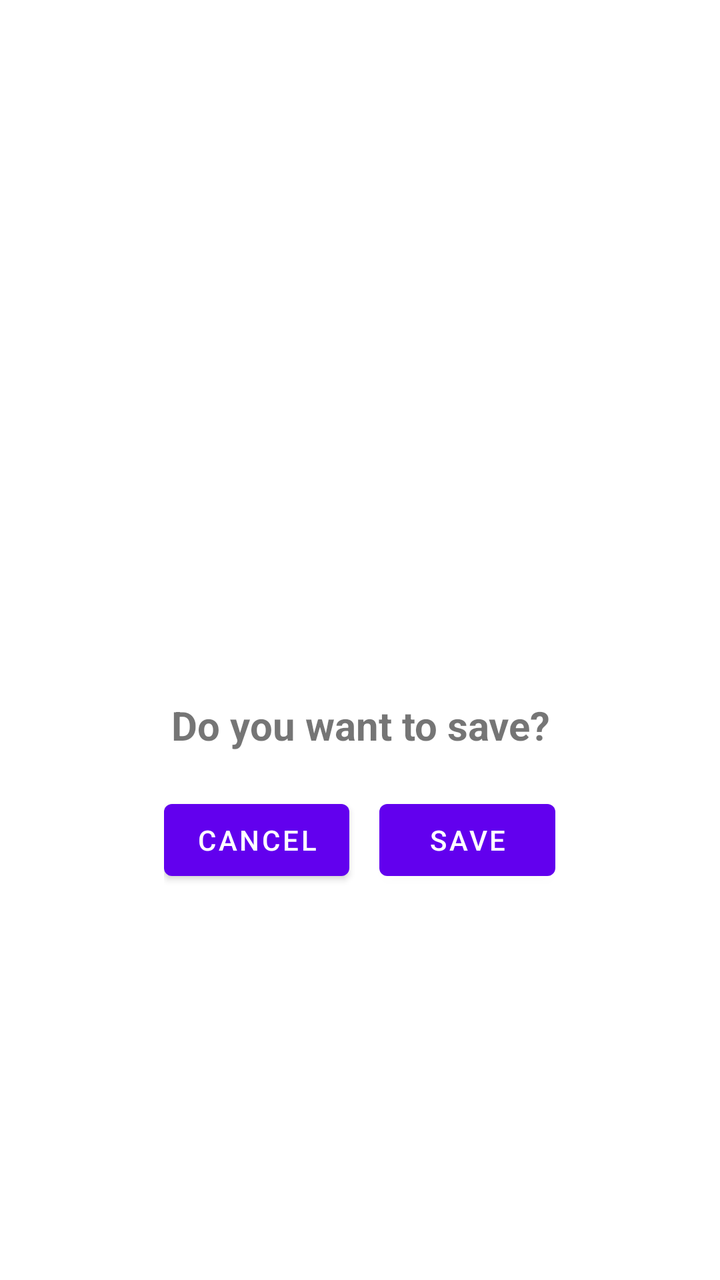
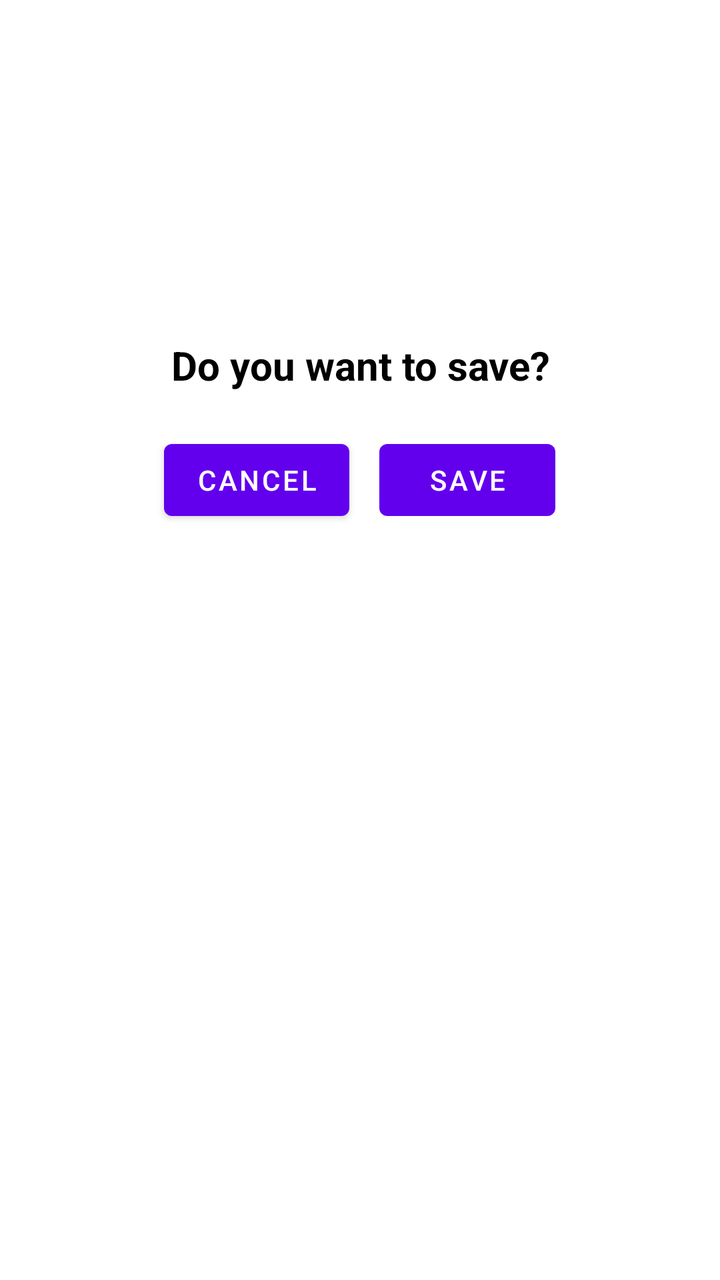

Compare the two renders of this Android layout. The source of the first and the diff that turns it into the second are given below.
<!-- AndroidManifest.xml: application theme Theme.SmartKrishi -->
<!-- res/layout/activity_pest_detection.xml -->
<?xml version="1.0" encoding="utf-8"?>
<LinearLayout xmlns:android="http://schemas.android.com/apk/res/android"
    android:layout_width="match_parent"
    android:layout_height="match_parent"
    android:orientation="vertical"
    android:padding="16dp"
    android:gravity="center"
    android:layout_weight="2"
    android:background="@color/white">

    <ImageView
        android:id="@+id/image_preview"
        android:layout_width="match_parent"
        android:layout_height="wrap_content"
        android:adjustViewBounds="true"
        android:scaleType="fitCenter"
        android:contentDescription="Captured image" />

    <TextView
        android:id="@+id/crop"
        android:layout_width="wrap_content"
        android:layout_height="wrap_content"

        android:layout_marginTop="20dp"
        android:textSize="18sp" />
    <TextView
        android:id="@+id/disease"
        android:layout_width="wrap_content"
        android:layout_height="wrap_content"
        android:layout_marginTop="20dp"
        android:textSize="18sp" />
    <TextView
        android:id="@+id/recommendation"
        android:layout_width="wrap_content"
        android:layout_height="wrap_content"
        android:layout_marginTop="20dp"
        android:textSize="18sp" />
    <TextView
        android:layout_width="match_parent"
        android:layout_height="wrap_content"
        android:text="Do you want to save?"
        android:layout_marginVertical="20dp"
        android:textAlignment="center"
        android:textSize="20dp"
        android:textStyle="bold"
        />
     <LinearLayout
         android:layout_width="wrap_content"
         android:layout_height="wrap_content"
         android:orientation="horizontal"
         android:layout_weight="0"
         >
        <Button
        android:layout_width="wrap_content"
        android:layout_height="wrap_content"
        android:id="@+id/btnCancel"
        android:text="Cancel"
            android:layout_marginRight="15dp"/>
         <Button
        android:layout_width="wrap_content"
        android:layout_height="wrap_content"
        android:id="@+id/btnSave"
        android:text="Save"/>
         </LinearLayout>
</LinearLayout>
<!-- resources referenced by this layout -->
<resources>
  <color name="white">#FFFFFFFF</color>
  <style name="Theme.SmartKrishi" parent="Theme.MaterialComponents.DayNight.DarkActionBar">
          
          <item name="colorPrimary">@color/purple_500</item>
          <item name="colorPrimaryVariant">@color/purple_700</item>
          <item name="colorOnPrimary">@color/white</item>
          
          <item name="colorSecondary">@color/teal_200</item>
          <item name="colorSecondaryVariant">@color/teal_700</item>
          <item name="colorOnSecondary">@color/black</item>
          
          <item name="android:statusBarColor">?attr/colorPrimaryVariant</item>
          
      </style>
  <color name="purple_500">#FF6200EE</color>
  <color name="purple_700">#FF3700B3</color>
  <color name="teal_200">#FF03DAC5</color>
  <color name="teal_700">#FF018786</color>
  <color name="black">#FF000000</color>
</resources>

<!-- the commit's change to res/layout/activity_pest_detection.xml (unified diff, before → after) -->
@@ -4,8 +4,6 @@
     android:layout_height="match_parent"
     android:orientation="vertical"
     android:padding="16dp"
-    android:gravity="center"
-    android:layout_weight="2"
     android:background="@color/white">
 
     <ImageView
@@ -14,52 +12,64 @@
         android:layout_height="wrap_content"
         android:adjustViewBounds="true"
         android:scaleType="fitCenter"
+        android:layout_gravity="center"
         android:contentDescription="Captured image" />
 
     <TextView
         android:id="@+id/crop"
         android:layout_width="wrap_content"
         android:layout_height="wrap_content"
+        android:textColor="@color/black"
+        android:layout_marginTop="20dp"
+        android:textSize="18sp"
+        android:gravity="start" />
 
-        android:layout_marginTop="20dp"
-        android:textSize="18sp" />
     <TextView
         android:id="@+id/disease"
         android:layout_width="wrap_content"
         android:layout_height="wrap_content"
         android:layout_marginTop="20dp"
-        android:textSize="18sp" />
+        android:textColor="@color/black"
+        android:textSize="18sp"
+        android:gravity="start" />
+
     <TextView
         android:id="@+id/recommendation"
         android:layout_width="wrap_content"
         android:layout_height="wrap_content"
         android:layout_marginTop="20dp"
-        android:textSize="18sp" />
+        android:textColor="@color/black"
+        android:textSize="18sp"
+        android:gravity="start" />
+
     <TextView
         android:layout_width="match_parent"
         android:layout_height="wrap_content"
         android:text="Do you want to save?"
         android:layout_marginVertical="20dp"
-        android:textAlignment="center"
-        android:textSize="20dp"
-        android:textStyle="bold"
-        />
-     <LinearLayout
-         android:layout_width="wrap_content"
-         android:layout_height="wrap_content"
-         android:orientation="horizontal"
-         android:layout_weight="0"
-         >
+        android:textColor="@color/black"
+        android:gravity="center"
+        android:textSize="20sp"
+        android:textStyle="bold" />
+
+    <LinearLayout
+        android:layout_width="match_parent"
+        android:layout_height="wrap_content"
+        android:layout_gravity="center"
+        android:orientation="horizontal"
+        android:gravity="center">
+
         <Button
-        android:layout_width="wrap_content"
-        android:layout_height="wrap_content"
-        android:id="@+id/btnCancel"
-        android:text="Cancel"
-            android:layout_marginRight="15dp"/>
-         <Button
-        android:layout_width="wrap_content"
-        android:layout_height="wrap_content"
-        android:id="@+id/btnSave"
-        android:text="Save"/>
-         </LinearLayout>
+            android:id="@+id/btnCancel"
+            android:layout_width="wrap_content"
+            android:layout_height="wrap_content"
+            android:layout_marginEnd="15dp"
+            android:text="Cancel" />
+
+        <Button
+            android:id="@+id/btnSave"
+            android:layout_width="wrap_content"
+            android:layout_height="wrap_content"
+            android:text="Save" />
+    </LinearLayout>
 </LinearLayout>
